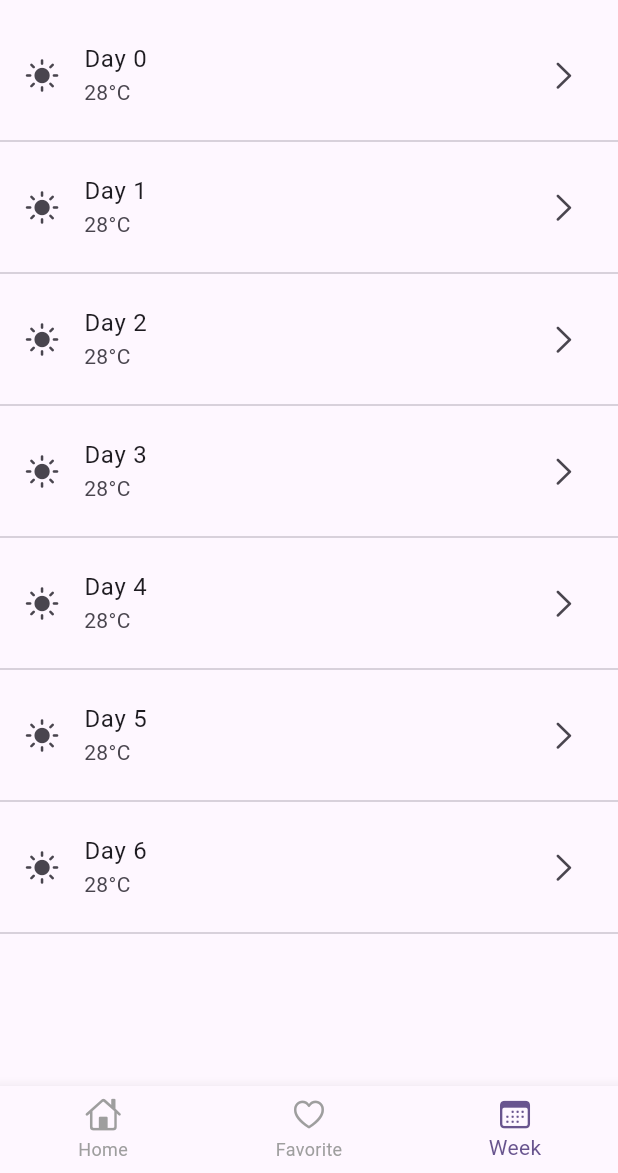
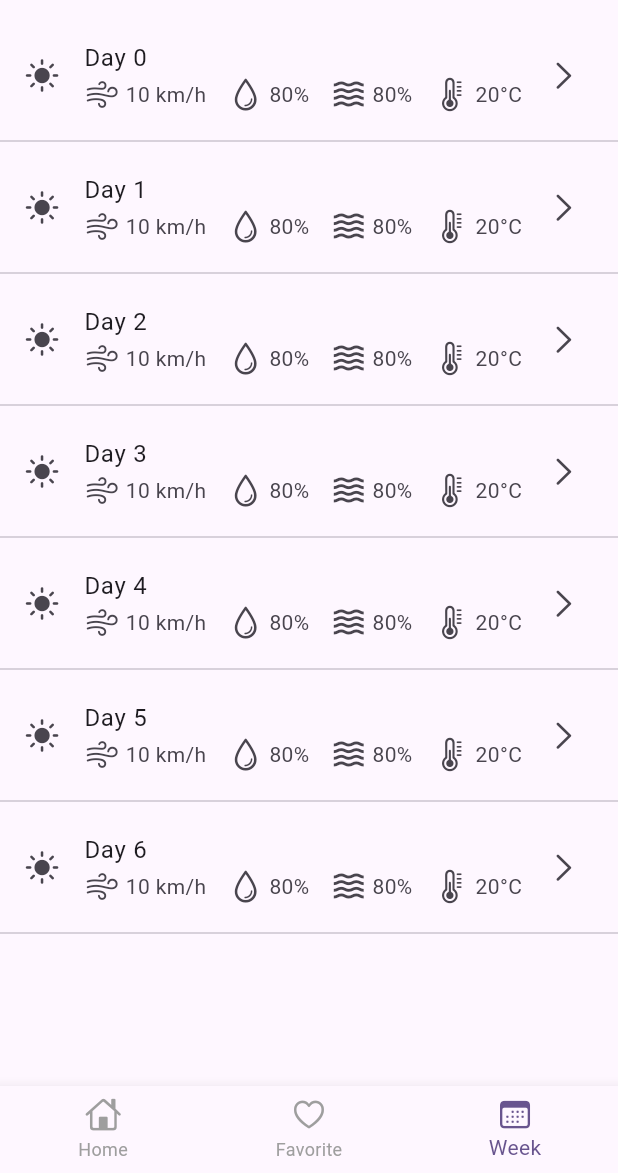
Before and after one commit to sofian-bali/WeatherApp, a Flutter app: the WeekScreen screen opened by its route, on a phone screen of 412 x 824 dp, the part 63-1236 px from its top. Run offline on Flutter 3.47's test engine with Material 3 defaults, Android fonts, the phone set to English and light mode, and no system bars; our stand-ins replace easy_debounce, flutter_bloc, flutter_dotenv, latlong2, shared_preferences; accounts and stored records are empty.

Commit message:
✨ Mise à jour de la page week avec des informations météorologiques détaillées

```diff
--- a/lib/router.dart
+++ b/lib/router.dart
@@ -9,10 +9,8 @@ class AppRouter {
   static const String homePage = '/';
 
   static final Map<String, WidgetBuilder> routes = {
-
     homePage: (context) => const HomeScreen(),
     '/favory': (context) => const FavoryScreen(),
     '/week': (context) => const WeekScreen(),
-
   };
 }
--- a/lib/ui/screens/week.dart
+++ b/lib/ui/screens/week.dart
@@ -27,7 +27,38 @@ class _WeekScreenState extends State<WeekScreen> {
             children: [
               ListTile(
                 title: Text('Day $index'),
-                subtitle: const Text('28°C'),
+                subtitle:
+                const Row(
+                              mainAxisAlignment: MainAxisAlignment.spaceBetween,
+                              children: [
+                                Row(
+                                  children: [
+                                    Icon(CupertinoIcons.wind),
+                                    Text(' 10 km/h'),
+                                  ],
+                                ),
+                                Row(
+                                  children: [
+                                    Icon(CupertinoIcons.drop),
+                                    Text(' 80%'),
+                                  ],
+                                ),
+
+                                Row(
+                                  children: [
+                                    Icon(Icons.waves),
+                                    Text(' 80%'),
+                                  ],
+                                ),
+                                 Row(
+                                  children: [
+                                    Icon(CupertinoIcons.thermometer),
+                                    Text(' 20°C'),
+                                  ],
+                                ),
+                              ],
+                            ),
+
                 leading: const Icon(CupertinoIcons.sun_max_fill),
                 trailing: _isExpanded[index]
                     ? const Icon(CupertinoIcons.chevron_down)
@@ -43,7 +74,6 @@ class _WeekScreenState extends State<WeekScreen> {
                   padding: const EdgeInsets.symmetric(horizontal: 16.0),
                   child: Column(
                     children: [
-
                       ListView.builder(
                         physics: const NeverScrollableScrollPhysics(),
                         shrinkWrap: true,
@@ -51,12 +81,37 @@ class _WeekScreenState extends State<WeekScreen> {
                         itemBuilder: (contexthour, indexhour){
                           return ListTile(
                             title: Text('Heure : $indexhour:00'),
-                            subtitle: const Text('Météo : ...'),
+                            subtitle:
+                             const Row(
+                              mainAxisAlignment: MainAxisAlignment.spaceBetween,
+                              children: [
+                                Row(
+                                  children: [
+                                    Icon(CupertinoIcons.wind),
+                                    Text(' 10 km/h'),
+                                  ],
+                                ),
+                                Row(
+                                  children: [
+                                    Icon(CupertinoIcons.drop),
+                                    Text(' 80%'),
+                                  ],
+                                ),
+
+                                Row(
+                                  children: [
+                                    Icon(Icons.waves),
+                                    Text(' 80%'),
+                                  ],
+                                ),
+                              ],
+                            ),
+                            leading: const Icon(CupertinoIcons.sun_max_fill),
+                            trailing: const Text("20°C", style: TextStyle(color: Colors.black, fontSize: 20)),
                           );
                         },
                       ),
                     ],
-
                   ),
                 ),
               ],
```
